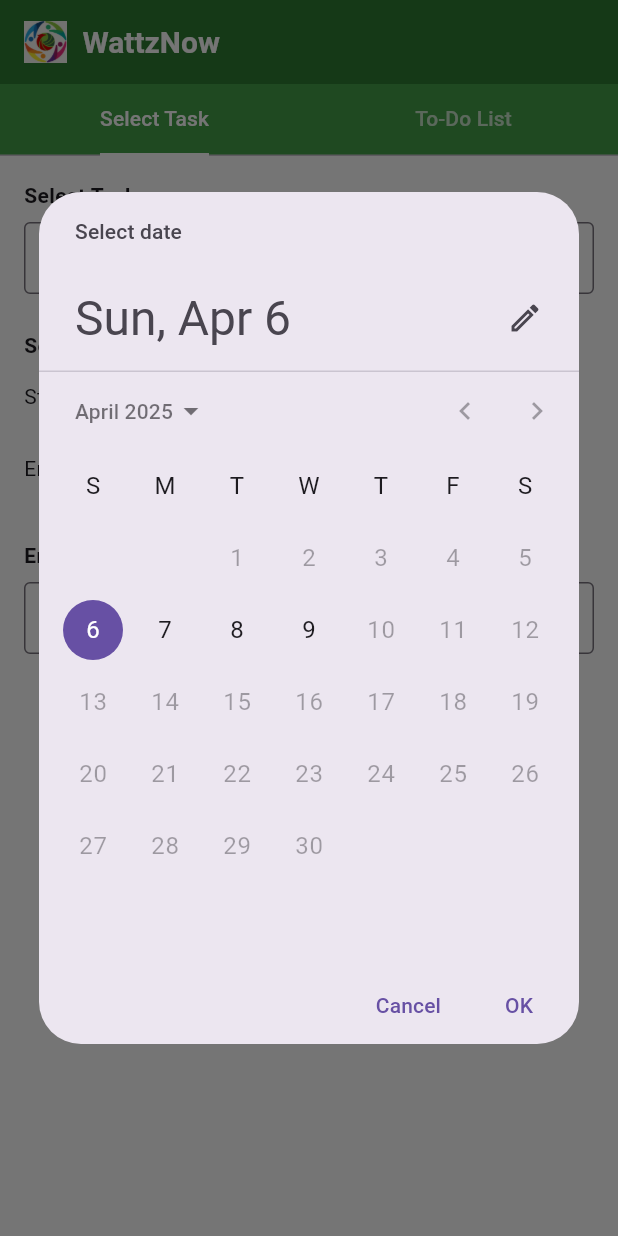
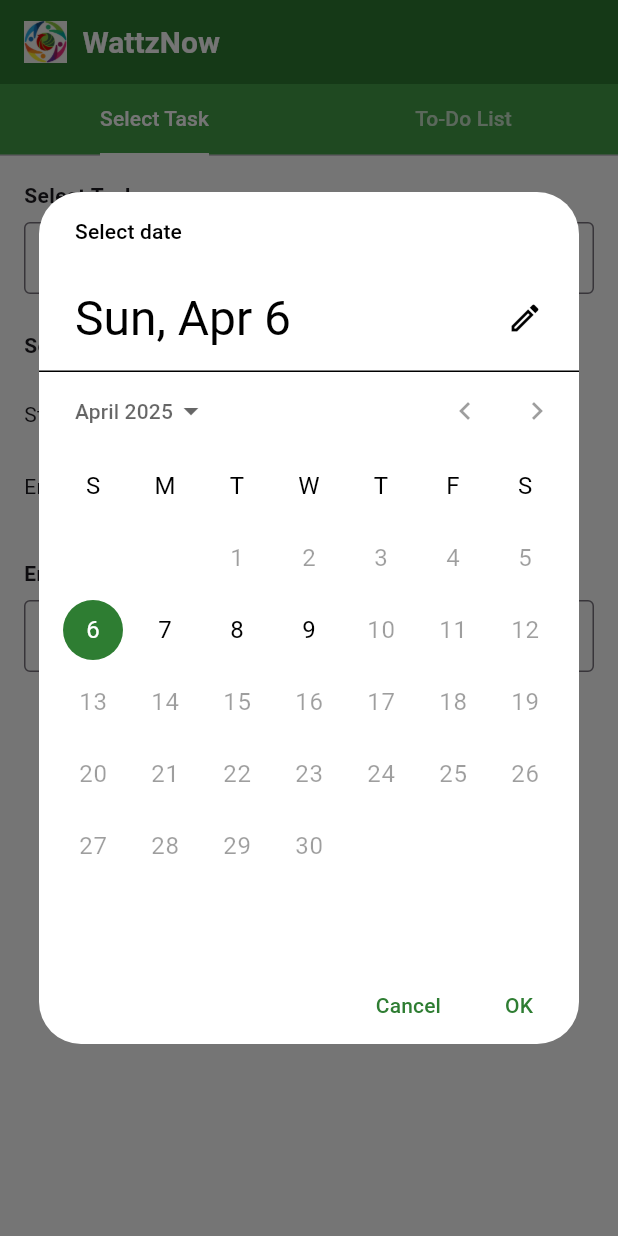
Before and after one commit to SonaGutha/wattznow, a Flutter app: the screen it shows after launch, after a tap on "Select", on a phone screen of 412 x 824 dp. Run offline on Flutter 3.47's test engine with Material 3 defaults, Android fonts, the light colour scheme and no system bars.

Commit message:
ui enhamcements

```diff
--- a/wattz_now_frontend/lib/views/selection_page.dart
+++ b/wattz_now_frontend/lib/views/selection_page.dart
@@ -115,6 +115,46 @@ class _SelectionPageState extends State<SelectionPage> {
     return index < 3 ? Colors.black : Colors.black87;
   }
 
+  Future<DateTime?> pickDate(BuildContext context, DateTime initialDate) {
+    return showDatePicker(
+      context: context,
+      initialDate: initialDate,
+      firstDate: DateTime.now(),
+      lastDate: DateTime.now().add(Duration(hours: 72)),
+      builder: (context, child) {
+        return Theme(
+          data: Theme.of(context).copyWith(
+            colorScheme: ColorScheme.light(
+              primary: Colors.green.shade800,
+              onPrimary: Colors.white,
+              onSurface: Colors.black,
+            ),
+          ),
+          child: child!,
+        );
+      },
+    );
+  }
+
+  Future<TimeOfDay?> pickTime(BuildContext context) {
+    return showTimePicker(
+      context: context,
+      initialTime: TimeOfDay.now(),
+      builder: (context, child) {
+        return Theme(
+          data: Theme.of(context).copyWith(
+            colorScheme: ColorScheme.light(
+              primary: Colors.green.shade800,
+              onPrimary: Colors.white,
+              onSurface: Colors.black,
+            ),
+          ),
+          child: child!,
+        );
+      },
+    );
+  }
+
   @override
   Widget build(BuildContext context) {
     return Scaffold(
@@ -163,7 +203,6 @@ class _SelectionPageState extends State<SelectionPage> {
                   }
                 },
               ),
-
               if (isCustomChore) ...[
                 SizedBox(height: 12),
                 TextField(
@@ -171,33 +210,28 @@ class _SelectionPageState extends State<SelectionPage> {
                   decoration: InputDecoration(
                     labelText: 'Other',
                     border: OutlineInputBorder(),
+                    contentPadding: EdgeInsets.symmetric(
+                      horizontal: 12,
+                      vertical: 8,
+                    ),
                   ),
                 ),
               ],
-
               SizedBox(height: 24),
               Text(
                 "Select Time Slot",
                 style: TextStyle(fontSize: 14, fontWeight: FontWeight.bold),
               ),
-
+              SizedBox(height: 12),
               Row(
                 children: [
                   Text("Start Time:"),
                   TextButton(
                     onPressed: () async {
                       DateTime now = DateTime.now();
-                      DateTime? pickedDate = await showDatePicker(
-                        context: context,
-                        initialDate: now,
-                        firstDate: now,
-                        lastDate: now.add(Duration(hours: 72)),
-                      );
+                      DateTime? pickedDate = await pickDate(context, now);
                       if (pickedDate != null) {
-                        TimeOfDay? pickedTime = await showTimePicker(
-                          context: context,
-                          initialTime: TimeOfDay.now(),
-                        );
+                        TimeOfDay? pickedTime = await pickTime(context);
                         if (pickedTime != null) {
                           setState(() {
                             startDateTime = DateTime(
@@ -215,28 +249,27 @@ class _SelectionPageState extends State<SelectionPage> {
                       startDateTime != null
                           ? formatDateTime(startDateTime!)
                           : 'Select',
+                          style: TextStyle(
+                        color:
+                            Colors.blue.shade700, // This changes "Select" color
+                        fontWeight: FontWeight.bold,
+                      ),
                     ),
                   ),
                 ],
               ),
-
               Row(
                 children: [
                   Text("End Time:"),
                   TextButton(
                     onPressed: () async {
                       DateTime now = DateTime.now();
-                      DateTime? pickedDate = await showDatePicker(
-                        context: context,
-                        initialDate: startDateTime ?? now,
-                        firstDate: startDateTime ?? now,
-                        lastDate: now.add(Duration(hours: 72)),
+                      DateTime? pickedDate = await pickDate(
+                        context,
+                        startDateTime ?? now,
                       );
                       if (pickedDate != null) {
-                        TimeOfDay? pickedTime = await showTimePicker(
-                          context: context,
-                          initialTime: TimeOfDay.now(),
-                        );
+                        TimeOfDay? pickedTime = await pickTime(context);
                         if (pickedTime != null) {
                           setState(() {
                             endDateTime = DateTime(
@@ -254,11 +287,15 @@ class _SelectionPageState extends State<SelectionPage> {
                       endDateTime != null
                           ? formatDateTime(endDateTime!)
                           : 'Select',
+                          style: TextStyle(
+                        color:
+                            Colors.blue.shade700, // This changes "Select" color
+                        fontWeight: FontWeight.bold,
+                      ),
                     ),
                   ),
                 ],
               ),
-
               SizedBox(height: 24),
               Text(
                 "Enter Duration",
@@ -270,17 +307,23 @@ class _SelectionPageState extends State<SelectionPage> {
                 keyboardType: TextInputType.number,
                 decoration: InputDecoration(
                   labelText: 'Duration (hours)',
-                  border: OutlineInputBorder(),
+                  labelStyle: TextStyle(
+                    color: Colors.black, // Label text color
+                  ),
+                  border: OutlineInputBorder(
+                    borderSide: BorderSide(
+                      color: Colors.black, // Default border color
+                    ),
+                  ),
                   contentPadding: EdgeInsets.symmetric(
                     horizontal: 12,
                     vertical: 8,
-                  ), // Match with dropdown
                   ),
                 ),
-
+              ),
               SizedBox(height: 12),
               Center(
-                child:ElevatedButton(
+                child: ElevatedButton(
                   style: ElevatedButton.styleFrom(
                     backgroundColor: const Color.fromARGB(255, 184, 233, 184),
                     shape: RoundedRectangleBorder(
@@ -289,9 +332,12 @@ class _SelectionPageState extends State<SelectionPage> {
                     padding: EdgeInsets.symmetric(horizontal: 14, vertical: 10),
                   ),
                   onPressed: getTimeSlots,
-                child: Text('Get Time Slots', style: TextStyle(fontSize: 14, color: Colors.black)),
-              ),),
-
+                  child: Text(
+                    'Get Time Slots',
+                    style: TextStyle(fontSize: 14, color: Colors.black),
+                  ),
+                ),
+              ),
               if (timeSlots.isNotEmpty) ...[
                 SizedBox(height: 20),
                 Text(
@@ -300,7 +346,6 @@ class _SelectionPageState extends State<SelectionPage> {
                 ),
                 SizedBox(height: 8),
               ],
-
               ListView.builder(
                 shrinkWrap: true,
                 physics: NeverScrollableScrollPhysics(),
@@ -393,7 +438,6 @@ class _SelectionPageState extends State<SelectionPage> {
                   );
                 },
               ),
-
             ],
           ),
         ),
```
Lines whose indentation alone changed are shown as unchanged.
